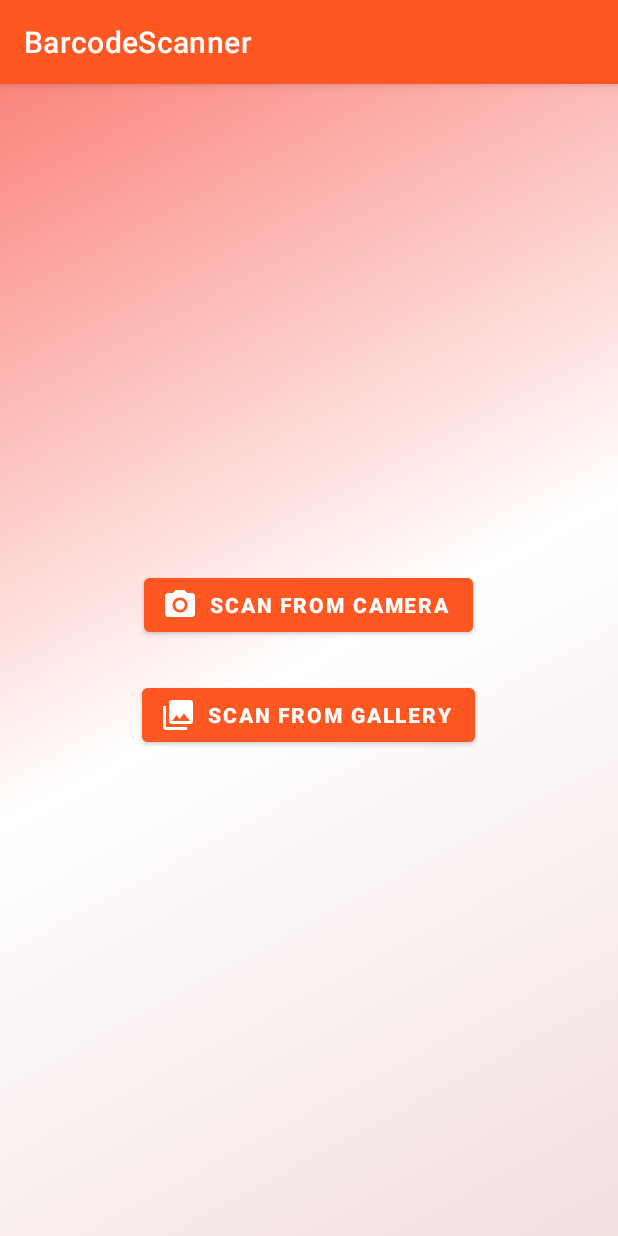
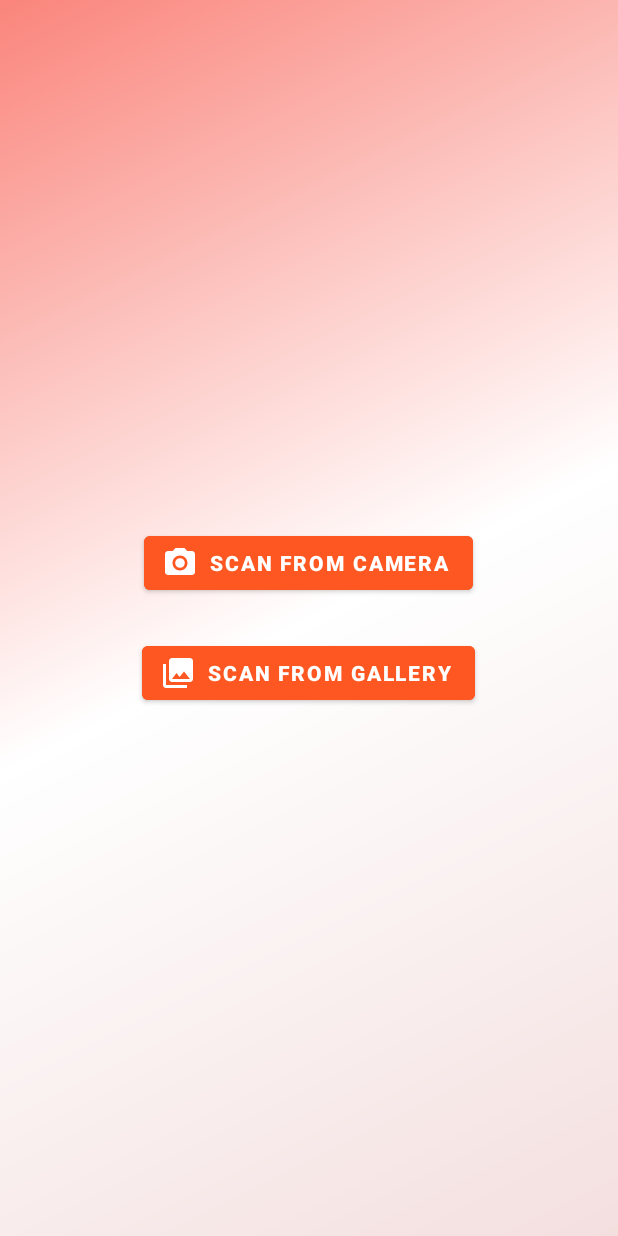
Before and after one commit to himanshu8686/BarcodeScanner, an Android app: the screen it shows after launch (MainActivity), on a phone screen of 412 x 824 dp. Run offline under Robolectric (Android 15) with nearby library versions, the phone set to English and light mode, and no system bars.

Commit message:
No action bar theme added

```diff
--- a/app/src/main/res/values/styles.xml
+++ b/app/src/main/res/values/styles.xml
@@ -1,6 +1,6 @@
 <resources>
     <!-- Base application theme. -->
-    <style name="AppTheme" parent="Theme.MaterialComponents.DayNight.DarkActionBar">
+    <style name="AppTheme" parent="Theme.MaterialComponents.DayNight.NoActionBar">
         <!-- Customize your theme here. -->
         <item name="colorPrimary">@color/colorPrimary</item>
         <item name="colorPrimaryDark">@color/colorPrimaryDark</item>
```
